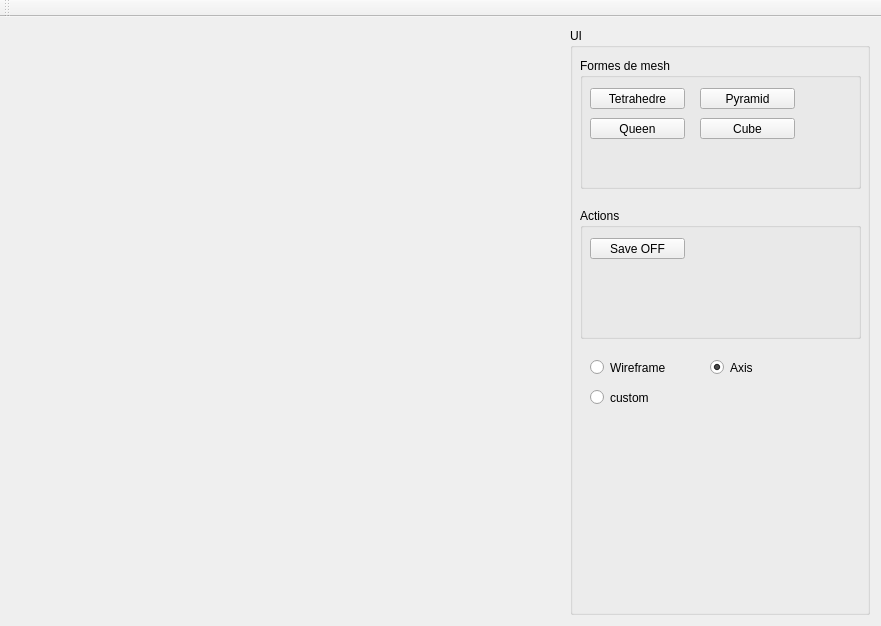
BastienRuivo/Mesh_Computational_Geometry, file mainwindow.ui: the form before one commit.
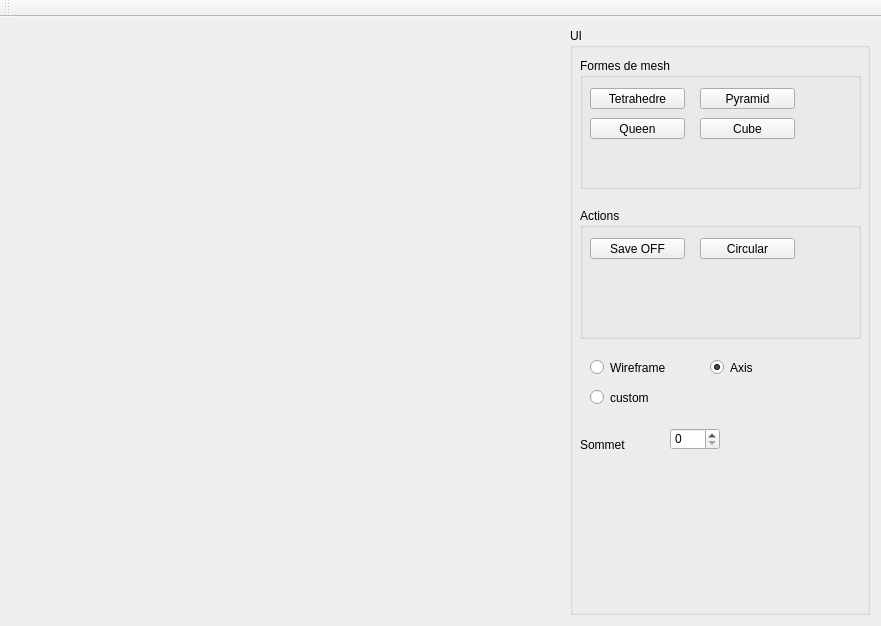
The form after the commit. Custom widgets are drawn as their Qt base class.

```diff
--- a/mainwindow.ui
+++ b/mainwindow.ui
@@ -144,6 +144,19 @@
          <string>Save OFF</string>
         </property>
        </widget>
+       <widget class="QPushButton" name="Circular">
+        <property name="geometry">
+         <rect>
+          <x>120</x>
+          <y>30</y>
+          <width>95</width>
+          <height>21</height>
+         </rect>
+        </property>
+        <property name="text">
+         <string>Circular</string>
+        </property>
+       </widget>
       </widget>
       <widget class="QRadioButton" name="Wireframe">
        <property name="geometry">
@@ -196,6 +209,29 @@
         <bool>false</bool>
        </property>
       </widget>
+      <widget class="QSpinBox" name="CircularValue">
+       <property name="geometry">
+        <rect>
+         <x>100</x>
+         <y>400</y>
+         <width>50</width>
+         <height>22</height>
+        </rect>
+       </property>
+      </widget>
+      <widget class="QLabel" name="label">
+       <property name="geometry">
+        <rect>
+         <x>10</x>
+         <y>410</y>
+         <width>78</width>
+         <height>13</height>
+        </rect>
+       </property>
+       <property name="text">
+        <string>Sommet</string>
+       </property>
+      </widget>
      </widget>
     </item>
    </layout>
```
